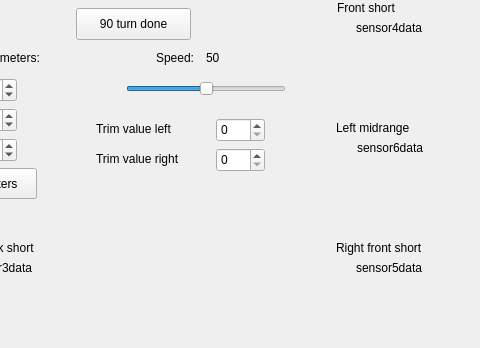
The window that Kod/Styr_m/Styr_m/mapGUI/gui.ui (hansfilipelo/Kandidadprojekt) describes before a commit, drawn with Qt 5; both pictures show x 94 to 574 and y 458 to 806 of the 871 by 806 pixel window.
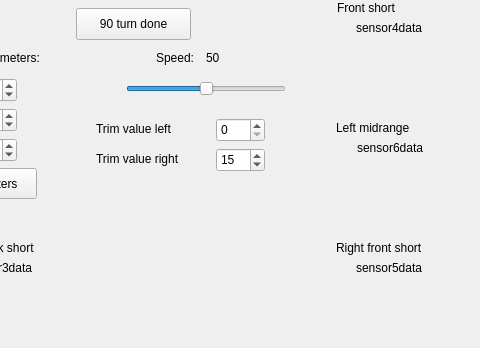
The same window after the commit. Custom widgets are drawn as their Qt base class.

Commit message: added function to save sensor values

Patch:
```diff
--- a/Kod/Styr_m/Styr_m/mapGUI/gui.ui
+++ b/Kod/Styr_m/Styr_m/mapGUI/gui.ui
@@ -581,7 +581,10 @@
      <number>0</number>
     </property>
     <property name="maximum">
-     <number>9</number>
+     <number>127</number>
+    </property>
+    <property name="value">
+     <number>15</number>
     </property>
    </widget>
   </widget>
```
Left out of the diff: 3 changed lines with no effect on the pictures. The commit also changes 6 other files.
